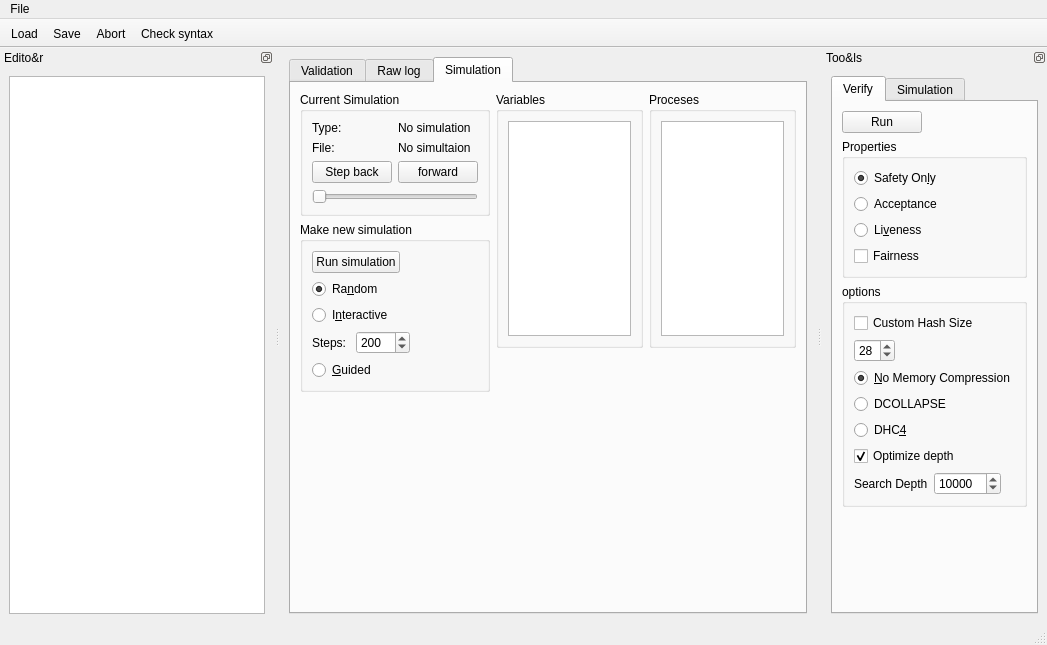
This is mainwindow.ui in flamingoen/qspin as Qt 5 draws it before an edit. The edited form follows.
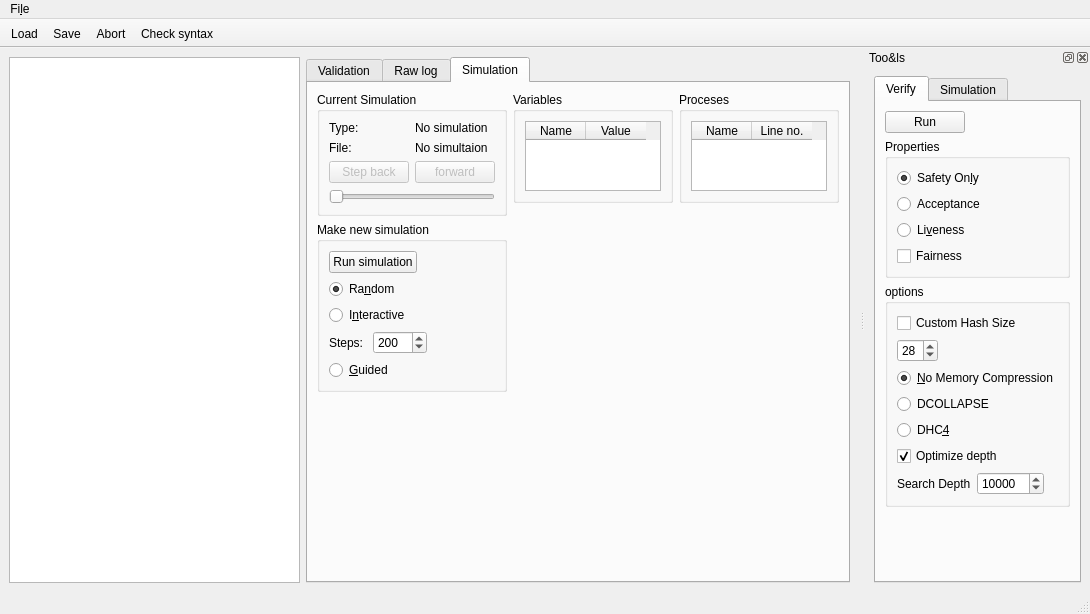
This is the edited form. The open tabs and pages were chosen to show the change. Icons and pictures are not drawn. Custom widgets are drawn as their Qt base class.

The edit to the form file:
```diff
--- a/mainwindow.ui
+++ b/mainwindow.ui
@@ -6,17 +6,62 @@
    <rect>
     <x>0</x>
     <y>0</y>
-    <width>1047</width>
-    <height>645</height>
+    <width>1090</width>
+    <height>614</height>
    </rect>
   </property>
   <property name="windowTitle">
    <string>MainWindow</string>
   </property>
   <widget class="QWidget" name="centralwidget">
-   <layout class="QVBoxLayout" name="verticalLayout_2">
+   <layout class="QHBoxLayout" name="horizontalLayout_11">
+    <property name="sizeConstraint">
+     <enum>QLayout::SetMaximumSize</enum>
+    </property>
+    <item>
+     <widget class="CodeEditor" name="editor">
+      <property name="sizePolicy">
+       <sizepolicy hsizetype="MinimumExpanding" vsizetype="MinimumExpanding">
+        <horstretch>0</horstretch>
+        <verstretch>0</verstretch>
+       </sizepolicy>
+      </property>
+      <property name="minimumSize">
+       <size>
+        <width>0</width>
+        <height>0</height>
+       </size>
+      </property>
+      <property name="sizeIncrement">
+       <size>
+        <width>0</width>
+        <height>0</height>
+       </size>
+      </property>
+      <property name="font">
+       <font>
+        <family>Source Code Pro</family>
+       </font>
+      </property>
+      <property name="lineWrapMode">
+       <enum>QPlainTextEdit::NoWrap</enum>
+      </property>
+      <property name="tabStopWidth">
+       <number>8</number>
+      </property>
+      <property name="backgroundVisible">
+       <bool>false</bool>
+      </property>
+     </widget>
+    </item>
     <item>
      <widget class="QTabWidget" name="tabwidget">
+      <property name="sizePolicy">
+       <sizepolicy hsizetype="Fixed" vsizetype="Preferred">
+        <horstretch>0</horstretch>
+        <verstretch>0</verstretch>
+       </sizepolicy>
+      </property>
       <property name="layoutDirection">
        <enum>Qt::LeftToRight</enum>
       </property>
@@ -328,7 +373,7 @@
           <item>
            <widget class="QGroupBox" name="group_CurrentSim">
             <property name="sizePolicy">
-             <sizepolicy hsizetype="Preferred" vsizetype="Preferred">
+             <sizepolicy hsizetype="Fixed" vsizetype="Fixed">
               <horstretch>0</horstretch>
               <verstretch>0</verstretch>
              </sizepolicy>
@@ -383,6 +428,9 @@
               <layout class="QHBoxLayout" name="horizontalLayout_7">
                <item>
                 <widget class="QPushButton" name="buttonSimBackward">
+                 <property name="enabled">
+                  <bool>false</bool>
+                 </property>
                  <property name="text">
                   <string>Step back</string>
                  </property>
@@ -390,6 +438,9 @@
                </item>
                <item>
                 <widget class="QPushButton" name="buttonSimForward">
+                 <property name="enabled">
+                  <bool>false</bool>
+                 </property>
                  <property name="text">
                   <string>forward</string>
                  </property>
@@ -399,6 +450,9 @@
              </item>
              <item>
               <widget class="QSlider" name="sliderSteps">
+               <property name="enabled">
+                <bool>false</bool>
+               </property>
                <property name="orientation">
                 <enum>Qt::Horizontal</enum>
                </property>
@@ -528,7 +582,7 @@
           <item>
            <widget class="QGroupBox" name="groupBox_8">
             <property name="sizePolicy">
-             <sizepolicy hsizetype="Preferred" vsizetype="Preferred">
+             <sizepolicy hsizetype="Fixed" vsizetype="Fixed">
               <horstretch>0</horstretch>
               <verstretch>0</verstretch>
              </sizepolicy>
@@ -538,13 +592,38 @@
             </property>
             <layout class="QGridLayout" name="gridLayout_5">
              <item row="0" column="0">
-              <widget class="QListWidget" name="listWidget">
+              <widget class="QTableWidget" name="tableVariabels">
                <property name="sizePolicy">
-                <sizepolicy hsizetype="Expanding" vsizetype="Expanding">
+                <sizepolicy hsizetype="Minimum" vsizetype="Preferred">
                  <horstretch>0</horstretch>
                  <verstretch>0</verstretch>
                 </sizepolicy>
                </property>
+               <property name="sizeAdjustPolicy">
+                <enum>QAbstractScrollArea::AdjustToContents</enum>
+               </property>
+               <property name="alternatingRowColors">
+                <bool>false</bool>
+               </property>
+               <property name="showGrid">
+                <bool>true</bool>
+               </property>
+               <attribute name="horizontalHeaderDefaultSectionSize">
+                <number>60</number>
+               </attribute>
+               <attribute name="verticalHeaderVisible">
+                <bool>false</bool>
+               </attribute>
+               <column>
+                <property name="text">
+                 <string>Name</string>
+                </property>
+               </column>
+               <column>
+                <property name="text">
+                 <string>Value</string>
+                </property>
+               </column>
               </widget>
              </item>
             </layout>
@@ -569,12 +648,44 @@
          <layout class="QVBoxLayout" name="Processes">
           <item>
            <widget class="QGroupBox" name="groupBox_9">
+            <property name="sizePolicy">
+             <sizepolicy hsizetype="Fixed" vsizetype="Fixed">
+              <horstretch>0</horstretch>
+              <verstretch>0</verstretch>
+             </sizepolicy>
+            </property>
             <property name="title">
              <string>Proceses</string>
             </property>
             <layout class="QGridLayout" name="gridLayout_6">
              <item row="0" column="0">
-              <widget class="QListWidget" name="listWidget_2"/>
+              <widget class="QTableWidget" name="tableProceses">
+               <property name="sizePolicy">
+                <sizepolicy hsizetype="Minimum" vsizetype="Preferred">
+                 <horstretch>0</horstretch>
+                 <verstretch>0</verstretch>
+                </sizepolicy>
+               </property>
+               <property name="sizeAdjustPolicy">
+                <enum>QAbstractScrollArea::AdjustToContents</enum>
+               </property>
+               <attribute name="horizontalHeaderDefaultSectionSize">
+                <number>60</number>
+               </attribute>
+               <attribute name="verticalHeaderVisible">
+                <bool>false</bool>
+               </attribute>
+               <column>
+                <property name="text">
+                 <string>Name</string>
+                </property>
+               </column>
+               <column>
+                <property name="text">
+                 <string>Line no.</string>
+                </property>
+               </column>
+              </widget>
              </item>
             </layout>
            </widget>
@@ -605,13 +716,13 @@
     <rect>
      <x>0</x>
      <y>0</y>
-     <width>1047</width>
+     <width>1090</width>
      <height>27</height>
     </rect>
    </property>
    <widget class="QMenu" name="menuFile">
     <property name="title">
-     <string>File</string>
+     <string>Fi&amp;le</string>
     </property>
     <addaction name="actionLoad"/>
     <addaction name="actionSave"/>
@@ -619,93 +730,27 @@
    <addaction name="menuFile"/>
   </widget>
   <widget class="QStatusBar" name="statusbar"/>
-  <widget class="QDockWidget" name="editorWidget">
-   <property name="sizePolicy">
-    <sizepolicy hsizetype="Preferred" vsizetype="Preferred">
-     <horstretch>0</horstretch>
-     <verstretch>0</verstretch>
-    </sizepolicy>
-   </property>
-   <property name="minimumSize">
-    <size>
-     <width>272</width>
-     <height>238</height>
-    </size>
-   </property>
-   <property name="baseSize">
-    <size>
-     <width>600</width>
-     <height>0</height>
-    </size>
-   </property>
-   <property name="features">
-    <set>QDockWidget::DockWidgetFloatable|QDockWidget::DockWidgetMovable</set>
-   </property>
+  <widget class="QToolBar" name="toolBar">
    <property name="windowTitle">
-    <string>Edito&amp;r</string>
+    <string>toolBar</string>
    </property>
-   <attribute name="dockWidgetArea">
-    <number>1</number>
+   <property name="movable">
+    <bool>false</bool>
+   </property>
+   <attribute name="toolBarArea">
+    <enum>TopToolBarArea</enum>
    </attribute>
-   <widget class="QWidget" name="editorContent">
-    <property name="sizePolicy">
-     <sizepolicy hsizetype="Preferred" vsizetype="Preferred">
-      <horstretch>0</horstretch>
-      <verstretch>0</verstretch>
-     </sizepolicy>
-    </property>
-    <property name="baseSize">
-     <size>
-      <width>0</width>
-      <height>0</height>
-     </size>
-    </property>
-    <layout class="QGridLayout" name="gridLayout">
-     <item row="0" column="1">
-      <widget class="CodeEditor" name="editor">
-       <property name="sizePolicy">
-        <sizepolicy hsizetype="Preferred" vsizetype="Preferred">
-         <horstretch>0</horstretch>
-         <verstretch>0</verstretch>
-        </sizepolicy>
-       </property>
-       <property name="minimumSize">
-        <size>
-         <width>0</width>
-         <height>0</height>
-        </size>
-       </property>
-       <property name="sizeIncrement">
-        <size>
-         <width>0</width>
-         <height>0</height>
-        </size>
-       </property>
-       <property name="baseSize">
-        <size>
-         <width>600</width>
-         <height>0</height>
-        </size>
-       </property>
-       <property name="font">
-        <font>
-         <family>Source Code Pro</family>
-        </font>
-       </property>
-       <property name="lineWrapMode">
-        <enum>QPlainTextEdit::NoWrap</enum>
-       </property>
-       <property name="tabStopWidth">
-        <number>8</number>
-       </property>
-      </widget>
-     </item>
-    </layout>
-   </widget>
+   <attribute name="toolBarBreak">
+    <bool>false</bool>
+   </attribute>
+   <addaction name="actionLoad"/>
+   <addaction name="actionSave"/>
+   <addaction name="actionAbort"/>
+   <addaction name="actionCheck_syntax"/>
   </widget>
   <widget class="QDockWidget" name="dockWidget">
    <property name="features">
-    <set>QDockWidget::DockWidgetFloatable|QDockWidget::DockWidgetMovable</set>
+    <set>QDockWidget::AllDockWidgetFeatures</set>
    </property>
    <property name="windowTitle">
     <string>Too&amp;ls</string>
@@ -1002,24 +1047,6 @@
     </layout>
    </widget>
   </widget>
-  <widget class="QToolBar" name="toolBar">
-   <property name="windowTitle">
-    <string>toolBar</string>
-   </property>
-   <property name="movable">
-    <bool>false</bool>
-   </property>
-   <attribute name="toolBarArea">
-    <enum>TopToolBarArea</enum>
-   </attribute>
-   <attribute name="toolBarBreak">
-    <bool>false</bool>
-   </attribute>
-   <addaction name="actionLoad"/>
-   <addaction name="actionSave"/>
-   <addaction name="actionAbort"/>
-   <addaction name="actionCheck_syntax"/>
-  </widget>
   <action name="actionLoad">
    <property name="icon">
     <iconset theme="folder">
```
Left out of the diff: 362 changed lines with no effect on the pictures.
